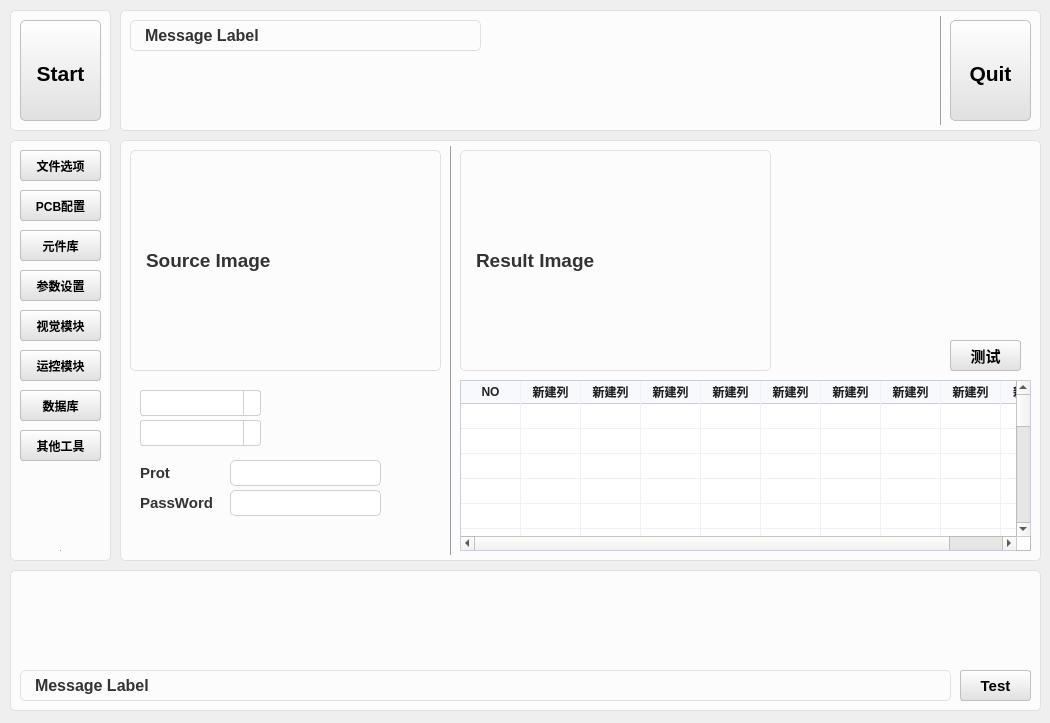
HeJun20250905/ProductProJect, file Solution/HuiRuMachineH/HuiRuMachineH/MachineCore.ui: the form before one commit.
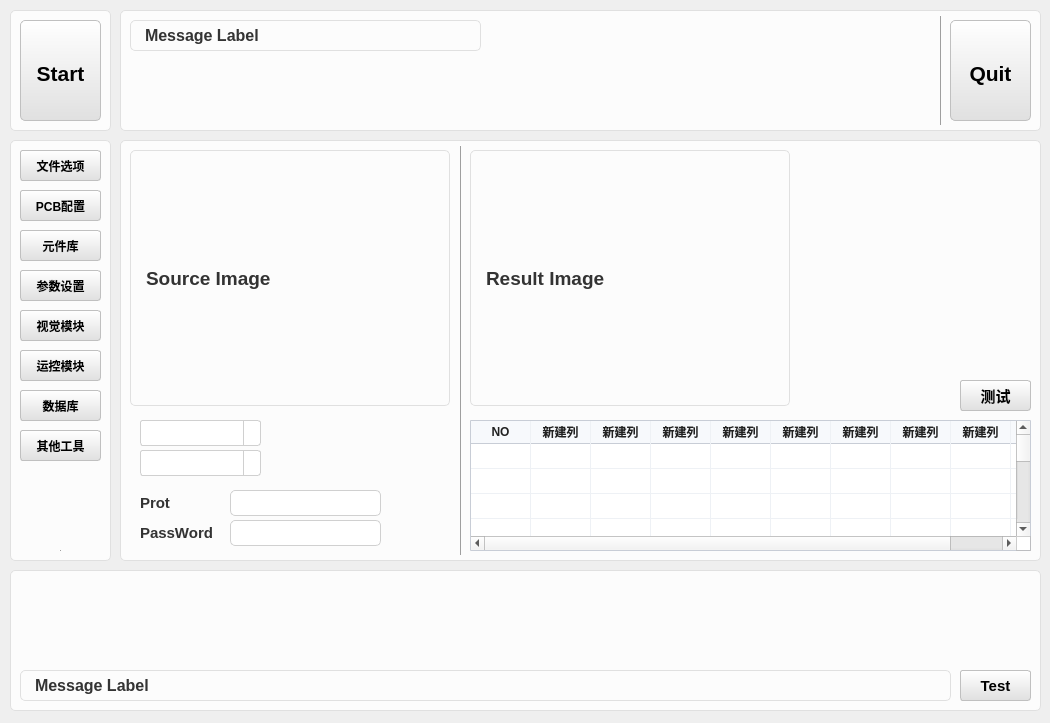
The form after the commit. Icons and pictures are not drawn.

What changed in the file:
```diff
--- a/Solution/HuiRuMachineH/HuiRuMachineH/MachineCore.ui
+++ b/Solution/HuiRuMachineH/HuiRuMachineH/MachineCore.ui
@@ -202,8 +202,8 @@
       <rect>
        <x>10</x>
        <y>20</y>
-       <width>311</width>
-       <height>221</height>
+       <width>320</width>
+       <height>256</height>
       </rect>
      </property>
      <property name="font">
@@ -220,10 +220,10 @@
     <widget class="QTableWidget" name="tableWidget">
      <property name="geometry">
       <rect>
-       <x>340</x>
-       <y>250</y>
-       <width>571</width>
-       <height>171</height>
+       <x>350</x>
+       <y>290</y>
+       <width>561</width>
+       <height>131</height>
       </rect>
      </property>
      <attribute name="horizontalHeaderVisible">
@@ -401,7 +401,7 @@
     <widget class="QFrame" name="frame">
      <property name="geometry">
       <rect>
-       <x>330</x>
+       <x>340</x>
        <y>15</y>
        <width>1</width>
        <height>411</height>
@@ -418,7 +418,7 @@
      <property name="geometry">
       <rect>
        <x>110</x>
-       <y>330</y>
+       <y>360</y>
        <width>151</width>
        <height>26</height>
       </rect>
@@ -433,7 +433,7 @@
      <property name="geometry">
       <rect>
        <x>20</x>
-       <y>330</y>
+       <y>360</y>
        <width>81</width>
        <height>26</height>
       </rect>
@@ -461,7 +461,7 @@
      <property name="geometry">
       <rect>
        <x>110</x>
-       <y>360</y>
+       <y>390</y>
        <width>151</width>
        <height>26</height>
       </rect>
@@ -476,7 +476,7 @@
      <property name="geometry">
       <rect>
        <x>20</x>
-       <y>360</y>
+       <y>390</y>
        <width>81</width>
        <height>26</height>
       </rect>
@@ -504,7 +504,7 @@
      <property name="geometry">
       <rect>
        <x>20</x>
-       <y>260</y>
+       <y>290</y>
        <width>121</width>
        <height>26</height>
       </rect>
@@ -514,7 +514,7 @@
      <property name="geometry">
       <rect>
        <x>20</x>
-       <y>290</y>
+       <y>320</y>
        <width>121</width>
        <height>26</height>
       </rect>
@@ -523,10 +523,10 @@
     <widget class="QLabel" name="label_Result">
      <property name="geometry">
       <rect>
-       <x>340</x>
+       <x>350</x>
        <y>20</y>
-       <width>311</width>
-       <height>221</height>
+       <width>320</width>
+       <height>256</height>
       </rect>
      </property>
      <property name="font">
@@ -543,8 +543,8 @@
     <widget class="QPushButton" name="pushButton_Math">
      <property name="geometry">
       <rect>
-       <x>830</x>
-       <y>210</y>
+       <x>840</x>
+       <y>250</y>
        <width>71</width>
        <height>31</height>
       </rect>
```
